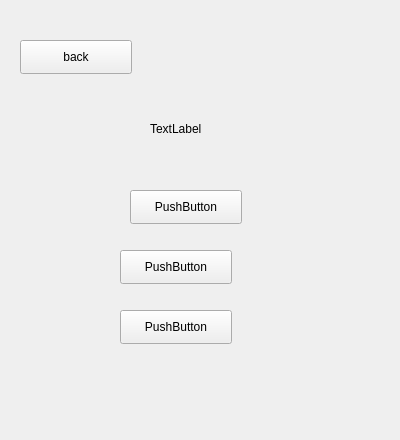
Old version of the form Memorize_word_tool/e2c.ui in the repository XXWZLN/word-memorize-system.
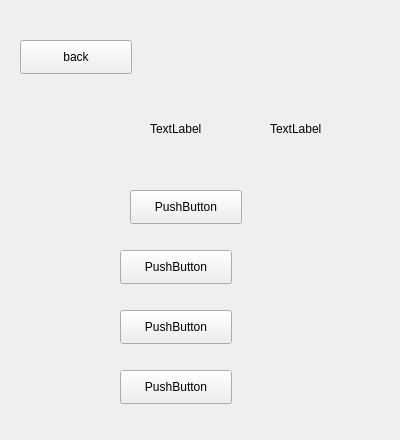
New version of the form.

The edit to the form file:
```diff
--- a/Memorize_word_tool/e2c.ui
+++ b/Memorize_word_tool/e2c.ui
@@ -78,6 +78,32 @@
     <string>PushButton</string>
    </property>
   </widget>
+  <widget class="QPushButton" name="c4">
+   <property name="geometry">
+    <rect>
+     <x>120</x>
+     <y>370</y>
+     <width>112</width>
+     <height>34</height>
+    </rect>
+   </property>
+   <property name="text">
+    <string>PushButton</string>
+   </property>
+  </widget>
+  <widget class="QLabel" name="error">
+   <property name="geometry">
+    <rect>
+     <x>270</x>
+     <y>120</y>
+     <width>81</width>
+     <height>18</height>
+    </rect>
+   </property>
+   <property name="text">
+    <string>TextLabel</string>
+   </property>
+  </widget>
  </widget>
  <resources/>
  <connections/>
```
